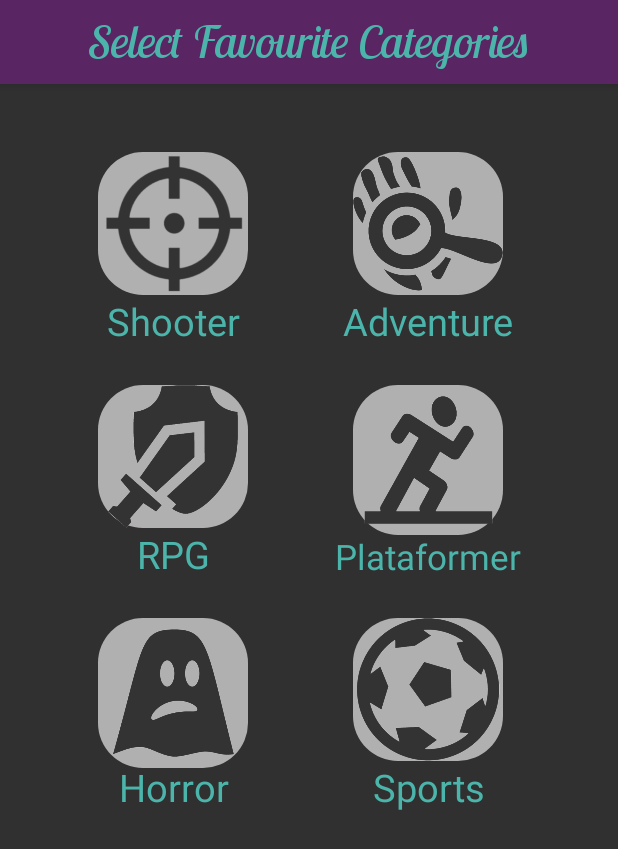
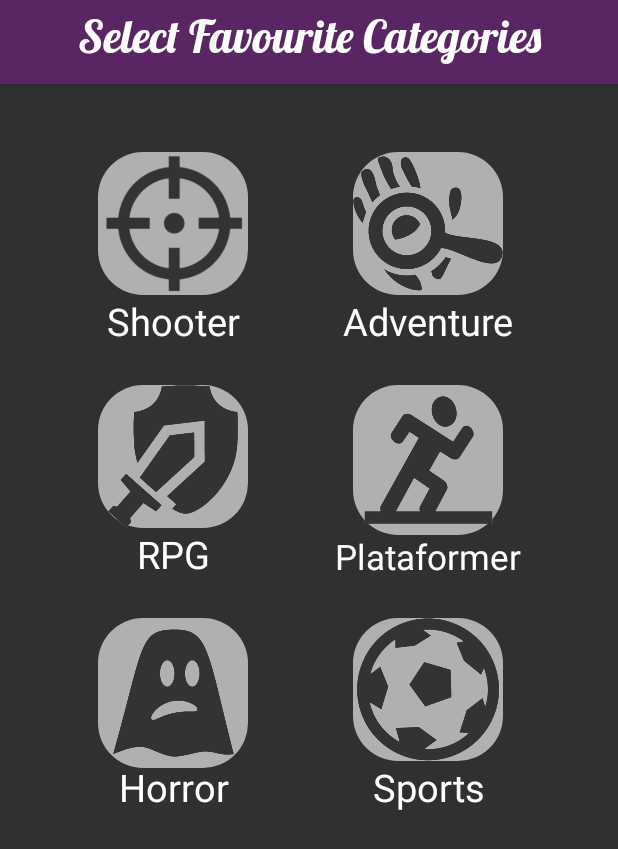
Before and after one commit to begandroide/Claptrack, an Android app: the categoryActivity screen opened directly, with no data from a screen before it, on a phone screen of 412 x 824 dp. Shown: the top 849 px of the screen. Run offline under Robolectric (Android 15) with nearby library versions, the phone set to English and light mode, and no system bars.

Commit message:
Merge branch 'master' 2

```diff
--- a/app/src/main/java/cl/bgautier/claptrack/MainActivity.java
+++ b/app/src/main/java/cl/bgautier/claptrack/MainActivity.java
@@ -3,13 +3,15 @@ package cl.bgautier.claptrack;
 import android.animation.ObjectAnimator;
 import android.content.Intent;
 import android.graphics.drawable.AnimatedVectorDrawable;
-import android.support.v7.app.AppCompatActivity;
+import androidx.appcompat.app.AppCompatActivity;
 import android.os.Bundle;
 import android.view.GestureDetector;
 import android.view.MotionEvent;
 import android.view.View;
 import android.widget.ImageView;
 import android.widget.Toast;
+
+
 
 
 public class MainActivity extends AppCompatActivity implements GestureDetector.OnGestureListener
@@ -25,7 +27,7 @@ public class MainActivity extends AppCompatActivity implements GestureDetector.O
         ImageView im_draw = findViewById(R.id.rocket_image);
         AnimatedVectorDrawable drawable = (AnimatedVectorDrawable) getDrawable(R.drawable.animationdrawable);
         im_draw.setImageDrawable(drawable);
-        drawable.start();
+        //drawable.start();
 
         ObjectAnimator.ofFloat(im_draw, "translationX", -800f)
                 .setDuration(3000)
--- a/app/src/main/java/cl/bgautier/claptrack/categoryActivity.java
+++ b/app/src/main/java/cl/bgautier/claptrack/categoryActivity.java
@@ -2,9 +2,9 @@ package cl.bgautier.claptrack;
 
 import android.content.Intent;
 import android.os.Bundle;
-import android.support.annotation.Nullable;
-import android.support.v7.app.ActionBar;
-import android.support.v7.app.AppCompatActivity;
+import androidx.annotation.Nullable;
+import androidx.appcompat.app.ActionBar;
+import androidx.appcompat.app.AppCompatActivity;
 import android.view.View;
 import android.widget.TextView;
 
--- a/app/src/main/java/cl/bgautier/claptrack/platformActivity.java
+++ b/app/src/main/java/cl/bgautier/claptrack/platformActivity.java
@@ -1,9 +1,9 @@
 package cl.bgautier.claptrack;
 
 import android.os.Bundle;
-import android.support.annotation.Nullable;
-import android.support.v7.app.ActionBar;
-import android.support.v7.app.AppCompatActivity;
+import androidx.annotation.Nullable;
+import androidx.appcompat.app.ActionBar;
+import androidx.appcompat.app.AppCompatActivity;
 import android.view.View;
 import android.widget.TextView;
 
--- a/app/src/main/res/layout/action_bar.xml
+++ b/app/src/main/res/layout/action_bar.xml
@@ -10,7 +10,7 @@
         android:layout_width="match_parent"
         android:layout_height="wrap_content"
         android:textSize="30dp"
-        android:textColor="@color/colorAccent"
-        android:fontFamily="@font/lobsteritalic"
+        android:textColor="@color/White"
+        android:fontFamily="@font/lobsterregular"
         android:gravity="center"/>
 </LinearLayout>
--- a/app/src/main/res/layout/activity_main.xml
+++ b/app/src/main/res/layout/activity_main.xml
@@ -31,7 +31,7 @@
         android:layout_marginLeft="20dp"
         android:layout_marginRight="20dp"
         android:layout_marginBottom="30dp"
-        android:fontFamily="@font/lobsteritalic"
+        android:fontFamily="@font/lobsterregular"
         />
     <ImageView
         android:layout_alignParentBottom="true"
--- a/app/src/main/res/layout/favourits_categories.xml
+++ b/app/src/main/res/layout/favourits_categories.xml
@@ -36,7 +36,7 @@
                 android:layout_gravity="bottom"
                 android:gravity="center"
                 android:text="Shooter"
-                android:textColor="@color/colorAccent"
+                android:textColor="@color/White"
                 android:textSize="25sp" />
         </FrameLayout>
 
@@ -59,7 +59,7 @@
                 android:layout_gravity="bottom"
                 android:gravity="center"
                 android:text="Adventure"
-                android:textColor="@color/colorAccent"
+                android:textColor="@color/White"
                 android:textSize="25sp" />
         </FrameLayout>
 
@@ -82,7 +82,7 @@
                 android:layout_gravity="bottom"
                 android:gravity="center"
                 android:text="RPG"
-                android:textColor="@color/colorAccent"
+                android:textColor="@color/White"
                 android:textSize="25dp" />
         </FrameLayout>
 
@@ -112,7 +112,7 @@
                 android:layout_gravity="bottom"
                 android:gravity="center"
                 android:text="Plataformer"
-                android:textColor="@color/colorAccent"
+                android:textColor="@color/White"
                 android:textSize="23dp" />
         </FrameLayout>
 
@@ -140,7 +140,7 @@
                 android:layout_gravity="bottom"
                 android:gravity="center"
                 android:text="Horror"
-                android:textColor="@color/colorAccent"
+                android:textColor="@color/White"
                 android:textSize="25dp" />
         </FrameLayout>
 
@@ -163,7 +163,7 @@
                 android:layout_gravity="bottom"
                 android:gravity="center"
                 android:text="Sports"
-                android:textColor="@color/colorAccent"
+                android:textColor="@color/White"
                 android:textSize="25dp" />
         </FrameLayout>
     </GridLayout>
```
Also changed, not shown: app/src/main/res/layout/favourites_platforms.xml (+6 -6 lines).
